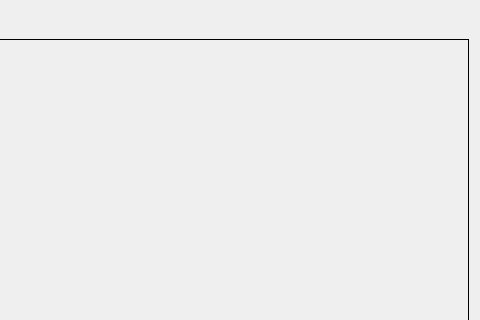
This is resource/radar_tabs.ui in ros4hri/rqt_hri_radar as Qt 5 draws it before an edit; both pictures show x 417 to 897 and y 0 to 320 of the 897 by 566 pixel window. The edited form follows.
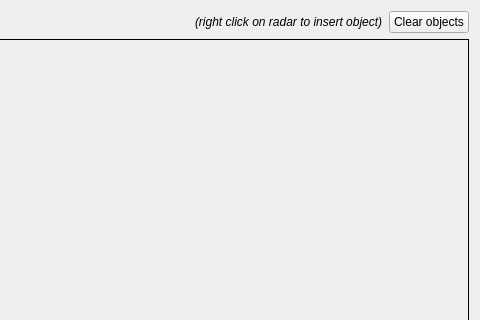
This is the edited form. Icons and pictures are not drawn.

Commit message:
Add 'clear objects' btn
This reverts commit 7e5330cc442631595e2d7948a5fbc429958ae7f6.

Diff of the .ui file:
```diff
--- a/resource/radar_tabs.ui
+++ b/resource/radar_tabs.ui
@@ -86,6 +86,29 @@
         </property>
        </spacer>
       </item>
+      <item>
+       <widget class="QLabel" name="label">
+        <property name="font">
+         <font>
+          <italic>true</italic>
+         </font>
+        </property>
+        <property name="text">
+         <string>(right click on radar to insert object)</string>
+        </property>
+       </widget>
+      </item>
+      <item>
+       <widget class="QPushButton" name="clearObjectsBtn">
+        <property name="text">
+         <string>Clear objects</string>
+        </property>
+        <property name="icon">
+         <iconset theme="edit-clear">
+          <normaloff>.</normaloff>.</iconset>
+        </property>
+       </widget>
+      </item>
      </layout>
     </widget>
    </item>
```
Left out of the diff: 1 changed line with no effect on the pictures.
